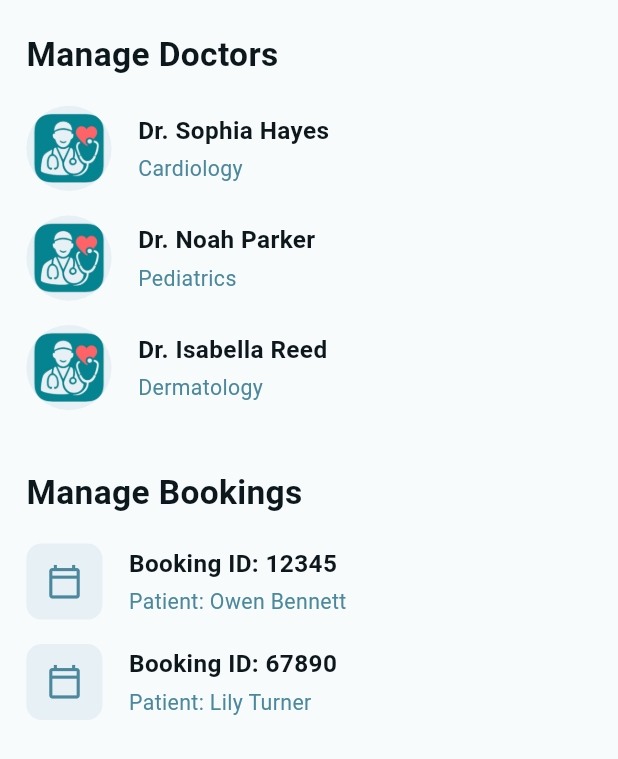
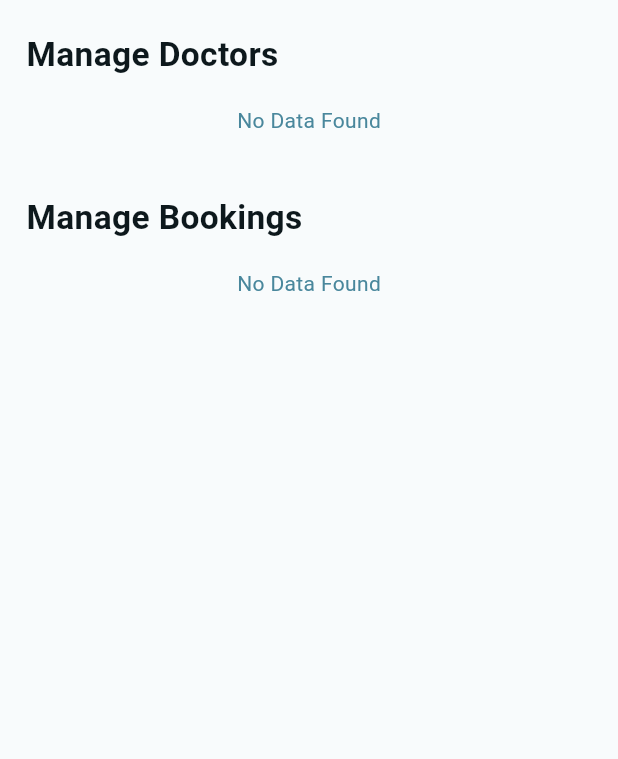
Before and after one commit to jahangirad/Doctor-Booking, a Flutter app: the AdminHomeScreen screen opened directly, on a phone screen of 412 x 824 dp. Shown: the top 759 px of the screen. Run offline on Flutter 3.47's test engine with Material 3 defaults, Android fonts, the light colour scheme and no system bars; our stand-ins replace adaptive_theme, app_links, flutter_dotenv, flutter_screenutil, get, image_picker and 4 more; missing offline and left inert: flutter_stripe; accounts and stored records are empty.

Commit message:
All Done

```diff
--- a/lib/views/admin_home_screen.dart
+++ b/lib/views/admin_home_screen.dart
@@ -1,6 +1,8 @@
 import 'package:flutter/material.dart';
 import 'package:flutter_screenutil/flutter_screenutil.dart';
-
+import 'package:get/get.dart';
+import '../controllers/appointment_controller.dart';
+import '../controllers/doctor_details_controller.dart';
 import '../widgets/booking_list_item.dart';
 import '../widgets/doctor_list_item.dart';
 
@@ -9,8 +11,12 @@ class AdminHomeScreen extends StatelessWidget {
 
   @override
   Widget build(BuildContext context) {
+    final DoctorDetailsController doctorController = Get.put(DoctorDetailsController());
+    final AppointmentController appointmentController = Get.put(AppointmentController());
+
     return Scaffold(
-      body: SingleChildScrollView(
+      body: Obx(
+            () => SingleChildScrollView(
           child: Padding(
             padding: EdgeInsets.symmetric(horizontal: 16.w),
             child: Column(
@@ -22,37 +28,42 @@ class AdminHomeScreen extends StatelessWidget {
                   style: TextStyle(fontSize: 22.sp, fontWeight: FontWeight.bold, color: Theme.of(context).colorScheme.secondary),
                 ),
                 SizedBox(height: 10.h),
-              const DoctorListItem(
-                imageUrl: 'assets/img/splash-icon.png', // আপনার সঠিক ইমেজ পাথ দিন
-                name: 'Dr. Sophia Hayes',
-                specialty: 'Cardiology',
-              ),
-              const DoctorListItem(
-                imageUrl: 'assets/img/splash-icon.png', // আপনার সঠিক ইমেজ পাথ দিন
-                name: 'Dr. Noah Parker',
-                specialty: 'Pediatrics',
-              ),
-              const DoctorListItem(
-                imageUrl: 'assets/img/splash-icon.png', // আপনার সঠিক ইমেজ পাথ দিন
-                name: 'Dr. Isabella Reed',
-                specialty: 'Dermatology',
-              ),
+                if (doctorController.doctorList.isEmpty)
+                  const Center(child: Padding(
+                    padding: EdgeInsets.all(8.0),
+                    child: Text('No Data Found'),
+                  ))
+                else
+                  ...doctorController.doctorList.map((doctor) {
+                    return DoctorListItem(
+                      imageUrl: doctor['image_url'] ?? 'assets/img/splash-icon.png', // ফলব্যাক ইমেজ
+                      name: doctor['name']?.toString() ?? 'No Name',
+                      specialty: doctor['specialty']?.toString() ?? 'No Specialty',
+                    );
+                  }).toList(),
+
                 SizedBox(height: 30.h),
                 Text(
                   "Manage Bookings",
                   style: TextStyle(fontSize: 22.sp, fontWeight: FontWeight.bold, color: Theme.of(context).colorScheme.secondary),
                 ),
                 SizedBox(height: 10.h),
-              const BookingListItem(
-                bookingId: '12345',
-                patientName: 'Owen Bennett',
-              ),
-              const BookingListItem(
-                bookingId: '67890',
-                patientName: 'Lily Turner',
-              ),
+                if (appointmentController.allAppointments.isEmpty)
+                  const Center(child: Padding(
+                    padding: EdgeInsets.all(8.0),
+                    child: Text('No Data Found'),
+                  ))
+                else
+                  ...appointmentController.allAppointments.take(3).map((booking) {
+                    return BookingListItem(
+                      bookingId: booking['slip_number']?.toString() ?? 'N/A',
+                      patientName: booking['patient_name']?.toString() ?? 'No Name',
+                    );
+                  }).toList(),
+
                 SizedBox(height: 20.h),
               ],
+            ),
           ),
         ),
       ),
--- a/lib/widgets/doctor_list_item.dart
+++ b/lib/widgets/doctor_list_item.dart
@@ -21,7 +21,7 @@ class DoctorListItem extends StatelessWidget {
         children: [
           CircleAvatar(
             radius: 28.r,
-            backgroundImage: AssetImage(imageUrl),
+            backgroundImage: NetworkImage(imageUrl),
           ),
           SizedBox(width: 16.w),
           Column(
```
Also changed, not shown: lib/views/admin_bookings_screen.dart (+22 -40 lines). Lines whose indentation alone changed are shown as unchanged.
